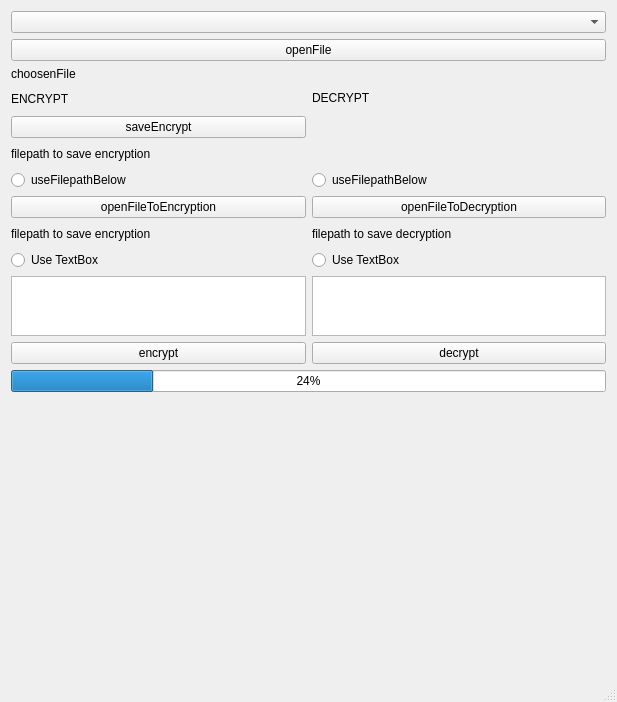
This is zpr_stegano.ui in ManRosKK/ZPR_STEGANO as Qt 5 draws it before an edit. The edited form follows.
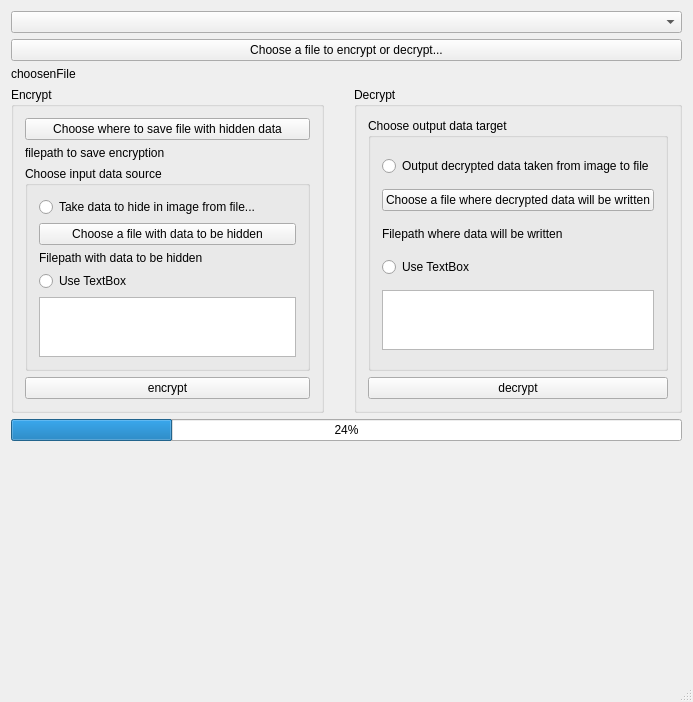
This is the edited form.

Commit message: Nowa fasada executora: osobne funkcje dla plików i tekstów. Implementacja nowej fasady executora. Czytelniejsze UI - pogrupowanie elementów z użyciem QGroupBox. Dodanie funkcji setArgList dla widgetu i funkcji w oknie która przekaże parametry.Drobne zmiany w klasie aplikacji.

Patch:
```diff
--- a/zpr_stegano.ui
+++ b/zpr_stegano.ui
@@ -6,7 +6,7 @@
    <rect>
     <x>0</x>
     <y>0</y>
-    <width>617</width>
+    <width>693</width>
     <height>702</height>
    </rect>
   </property>
@@ -21,7 +21,7 @@
     <item>
      <widget class="QPushButton" name="openFileButton">
       <property name="text">
-       <string>openFile</string>
+       <string>Choose a file to encrypt or decrypt...</string>
       </property>
      </widget>
     </item>
@@ -41,24 +41,21 @@
     <item>
      <layout class="QHBoxLayout" name="horizontalLayout" stretch="0,0">
       <property name="spacing">
-       <number>6</number>
+       <number>30</number>
       </property>
       <property name="sizeConstraint">
        <enum>QLayout::SetDefaultConstraint</enum>
       </property>
       <item>
+       <widget class="QGroupBox" name="">
+        <property name="title">
+         <string>Encrypt</string>
+        </property>
        <layout class="QVBoxLayout" name="EncryptLayout">
-        <item>
-         <widget class="QLabel" name="label_2">
-          <property name="text">
-           <string>ENCRYPT</string>
-          </property>
-         </widget>
-        </item>
         <item>
          <widget class="QPushButton" name="saveFileEncryptButton">
           <property name="text">
-           <string>saveEncrypt</string>
+            <string>Choose where to save file with hidden data</string>
           </property>
          </widget>
         </item>
@@ -76,16 +73,22 @@
          </widget>
         </item>
         <item>
+          <widget class="QGroupBox" name="groupBox">
+           <property name="title">
+            <string>Choose input data source</string>
+           </property>
+           <layout class="QVBoxLayout" name="verticalLayout">
+            <item>
          <widget class="QRadioButton" name="fileRadioEncrypt">
           <property name="text">
-           <string>useFilepathBelow</string>
+               <string>Take data to hide in image from file...</string>
           </property>
          </widget>
         </item>
         <item>
          <widget class="QPushButton" name="openDataFileEncryptButton">
           <property name="text">
-           <string>openFileToEncryption</string>
+               <string>Choose a file with data to be hidden</string>
           </property>
          </widget>
         </item>
@@ -98,7 +101,7 @@
            </size>
           </property>
           <property name="text">
-           <string>filepath to save encryption</string>
+               <string>Filepath with data to be hidden</string>
           </property>
          </widget>
         </item>
@@ -119,6 +122,9 @@
           </property>
          </widget>
         </item>
+           </layout>
+          </widget>
+         </item>
         <item>
          <widget class="QPushButton" name="encryptButton">
           <property name="text">
@@ -127,41 +133,31 @@
          </widget>
         </item>
        </layout>
+       </widget>
       </item>
       <item>
+       <widget class="QGroupBox" name="Decrypt">
+        <property name="title">
+         <string>Decrypt</string>
+        </property>
        <layout class="QVBoxLayout" name="DecryptLayout">
         <item>
-         <widget class="QLabel" name="label_3">
-          <property name="text">
-           <string>DECRYPT</string>
-          </property>
-         </widget>
-        </item>
-        <item>
-         <widget class="QLabel" name="label">
-          <property name="text">
-           <string/>
-          </property>
-         </widget>
-        </item>
-        <item>
-         <widget class="QLabel" name="label_4">
-          <property name="text">
-           <string/>
-          </property>
-         </widget>
-        </item>
+          <widget class="QGroupBox" name="groupBox_2">
+           <property name="title">
+            <string>Choose output data target</string>
+           </property>
+           <layout class="QVBoxLayout" name="verticalLayout_3">
         <item>
          <widget class="QRadioButton" name="fileRadioDecrypt">
           <property name="text">
-           <string>useFilepathBelow</string>
+               <string>Output decrypted data taken from image to file</string>
           </property>
          </widget>
         </item>
         <item>
          <widget class="QPushButton" name="openDataFileDecryptButton">
           <property name="text">
-           <string>openFileToDecryption</string>
+               <string>Choose a file where decrypted data will be written</string>
           </property>
          </widget>
         </item>
@@ -174,7 +170,7 @@
            </size>
           </property>
           <property name="text">
-           <string>filepath to save decryption</string>
+               <string>Filepath where data will be written</string>
           </property>
          </widget>
         </item>
@@ -195,6 +191,9 @@
           </property>
          </widget>
         </item>
+           </layout>
+          </widget>
+         </item>
         <item>
          <widget class="QPushButton" name="decryptButton">
           <property name="text">
@@ -203,6 +202,7 @@
          </widget>
         </item>
        </layout>
+       </widget>
       </item>
      </layout>
     </item>
```
Lines whose indentation alone changed are shown as unchanged. The commit also changes 17 other files.
